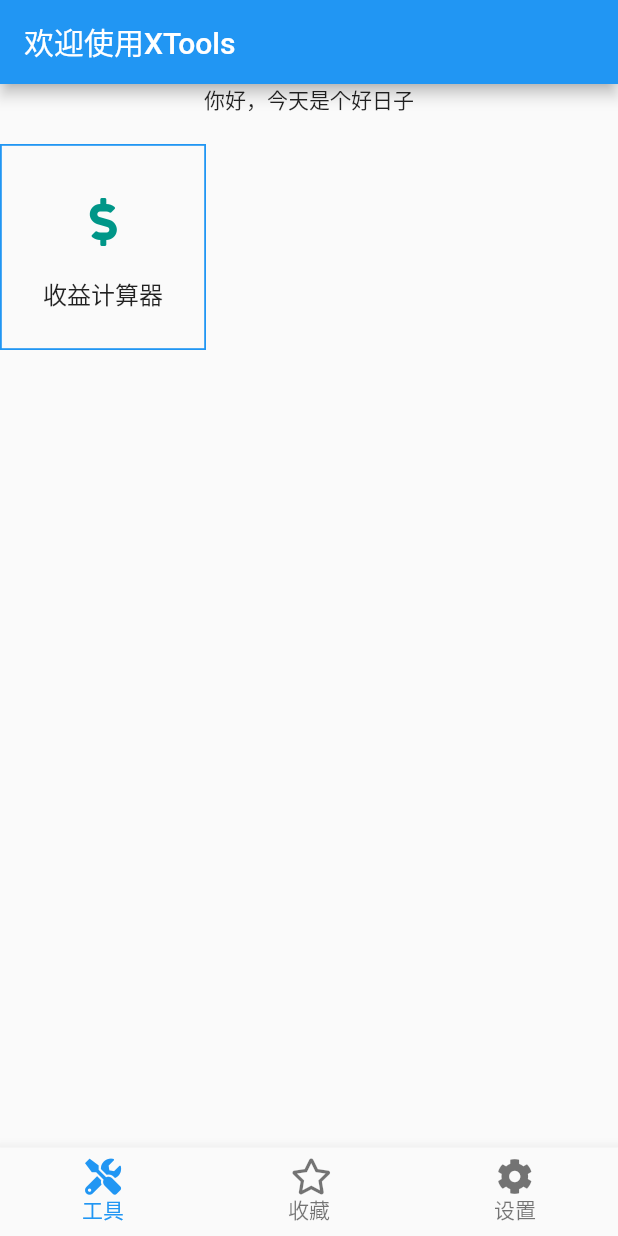
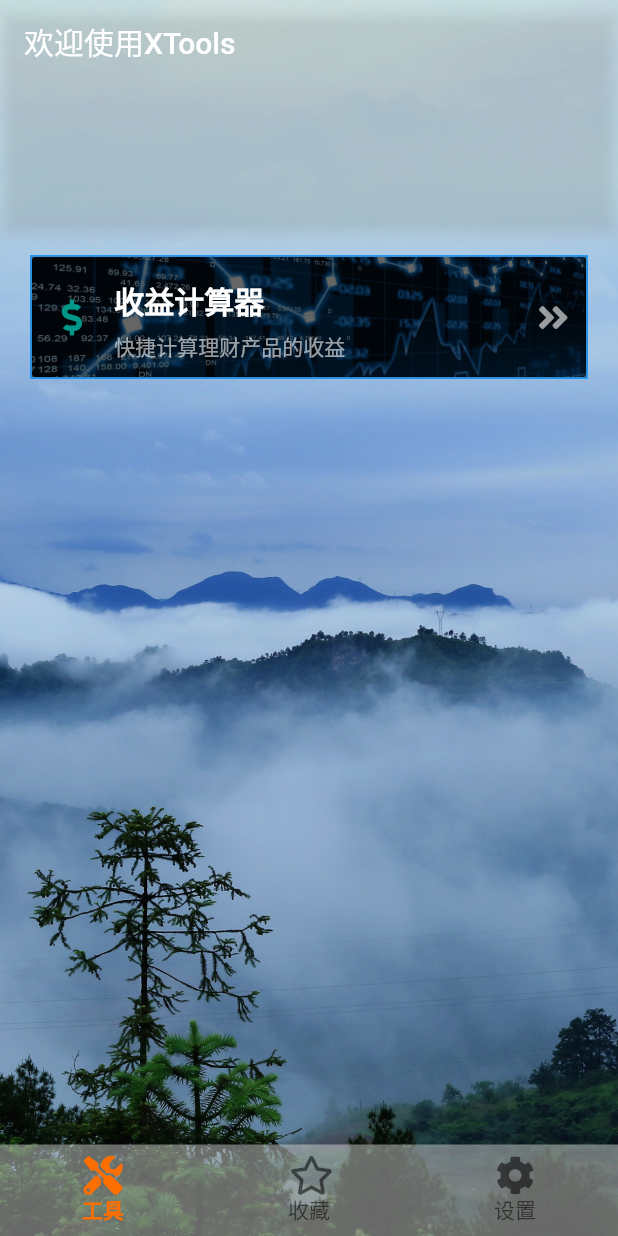
Before and after one commit to frozenghost/xToolsApp, a Flutter app: the screen it shows after launch, on a phone screen of 412 x 824 dp. Run offline on Flutter 3.47's test engine with Material 2 defaults, Android fonts, the phone set to English and light mode, and no system bars; our stand-ins replace date_format, flutter_datetime_picker, font_awesome_flutter, numberpicker, rflutter_alert.

Commit message:
release apk beta

```diff
--- a/lib/constants/consts.dart
+++ b/lib/constants/consts.dart
@@ -6,7 +6,7 @@ import 'package:xtools/entities/toolModuleItem.dart';
 import 'package:xtools/enums/homePageTab.dart';
 
 const int kdaysOfYear = 365;
-const int kdefaultGridColumn = 3;
+const int kdefaultGridColumn = 1;
 const double kbottomContainerHeight = 65.0;
 const int kdefaultConfirmDelay = 1;
 const int kdefaultBuyBackDelay = 1;
@@ -42,5 +42,8 @@ final List<ToolModuleItem> toolModules = [
       moduleId: 10001,
       moduleName: 'profitCalculator',
       displayText: '收益计算器',
-      iconData: FontAwesomeIcons.dollarSign),
+      description: '快捷计算理财产品的收益',
+      iconData: FontAwesomeIcons.dollarSign,
+      routePath: '/profit',
+      backgroundImage: 'ic_tool_profit_cal.jpeg'),
 ];
--- a/lib/entities/toolModuleItem.dart
+++ b/lib/entities/toolModuleItem.dart
@@ -2,10 +2,19 @@ import 'package:flutter/cupertino.dart';
 
 class ToolModuleItem {
   ToolModuleItem(
-      {this.moduleId, this.moduleName, this.displayText, this.iconData});
+      {this.moduleId,
+      this.moduleName,
+      this.displayText,
+      this.description,
+      this.iconData,
+      this.routePath,
+      this.backgroundImage});
 
   final int moduleId;
   final String moduleName;
   final String displayText;
+  final String description;
   final IconData iconData;
+  final String routePath;
+  final String backgroundImage;
 }
--- a/lib/modules/homePage.dart
+++ b/lib/modules/homePage.dart
@@ -28,10 +28,26 @@ class _HomePageState extends State<HomePage> {
 
   @override
   Widget build(BuildContext context) {
-    return Scaffold(
-      appBar: AppBar(
+    return Container(
+      decoration: BoxDecoration(
+        image: DecorationImage(
+          image: AssetImage('images/day/1.jpg'),
+          fit: BoxFit.cover,
+        ),
+      ),
+      child: Scaffold(
+        backgroundColor: _index != 0 ? Colors.white : Colors.transparent,
+        appBar: _index == 0
+            ? PreferredSize(
+                preferredSize: Size.fromHeight(150.0),
+                child: AppBar(
                   title: Text('欢迎使用XTools'),
                   automaticallyImplyLeading: false,
+                  backgroundColor: Colors.transparent,
+                  shadowColor: Colors.grey.withOpacity(0.3),
+                ))
+            : AppBar(
+                title: Text('欢迎使用XTools'),
               ),
         body: SafeArea(
           child: PageView.builder(
@@ -51,6 +67,13 @@ class _HomePageState extends State<HomePage> {
           ),
         ),
         bottomNavigationBar: BottomNavigationBar(
+          selectedItemColor: Colors.amber.shade900,
+          selectedLabelStyle: TextStyle(
+            fontSize: 14.0,
+            fontWeight: FontWeight.bold,
+          ),
+          iconSize: 26.0,
+          backgroundColor: Colors.white.withOpacity(0.4),
           currentIndex: _index,
           selectedFontSize: 14.0,
           unselectedFontSize: 14.0,
@@ -58,8 +81,10 @@ class _HomePageState extends State<HomePage> {
               .getHomePageBottomNavigationBarItem(homePageTabIcons),
           onTap: (index) {
             _controller.animateToPage(index,
-              duration: const Duration(milliseconds: 300), curve: Curves.ease);
+                duration: const Duration(milliseconds: 300),
+                curve: Curves.ease);
           },
+        ),
       ),
     );
   }
--- a/lib/modules/toolTabPage.dart
+++ b/lib/modules/toolTabPage.dart
@@ -10,24 +10,21 @@ class ToolTabPage extends StatefulWidget {
 class _ToolTabPageState extends State<ToolTabPage> {
   @override
   Widget build(BuildContext context) {
-    return Column(
+    return Padding(
+      padding: const EdgeInsets.all(20.0),
+      child: Column(
         children: [
-        Container(
-          child: Text(
-            '你好，今天是个好日子',
-            textAlign: TextAlign.center,
-          ),
-          height: 40.0,
-        ),
           Expanded(
             child: Container(
               child: GridView.count(
                 crossAxisCount: kdefaultGridColumn,
                 children: ItemGenerator().getToolModules(context),
+                childAspectRatio: 9 / 2,
               ),
             ),
           ),
         ],
+      ),
     );
   }
 }
--- a/lib/services/itemGenerator.dart
+++ b/lib/services/itemGenerator.dart
@@ -3,6 +3,7 @@ import 'package:flutter/material.dart';
 import 'package:xtools/constants/consts.dart';
 import 'package:xtools/entities/tabItem.dart';
 import 'package:xtools/widgets/iconButtonWithText.dart';
+import 'package:xtools/widgets/toolCard.dart';
 
 class ItemGenerator {
   List<BottomNavigationBarItem> getHomePageBottomNavigationBarItem(
@@ -25,12 +26,8 @@ class ItemGenerator {
                 width: 1.2,
               ),
             ),
-            child: IconButtonWithText(
-              iconData: item.iconData,
-              text: item.displayText,
-              onTap: () {
-                Navigator.pushNamed(context, '/profit');
-              },
+            child: ToolCard(
+              item: item,
             ),
           ),
         )
--- /dev/null
+++ b/lib/widgets/toolCard.dart
@@ -0,0 +1,89 @@
+import 'package:flutter/material.dart';
+import 'package:font_awesome_flutter/font_awesome_flutter.dart';
+import 'package:xtools/entities/toolModuleItem.dart';
+
+class ToolCard extends StatelessWidget {
+  final ToolModuleItem item;
+
+  const ToolCard({Key key, this.item}) : super(key: key);
+
+  @override
+  Widget build(BuildContext context) {
+    return GestureDetector(
+      child: Container(
+        height: 10.0,
+        width: double.infinity,
+        decoration: BoxDecoration(
+          image: DecorationImage(
+            image: AssetImage('images/${item.backgroundImage}'),
+            fit: BoxFit.fitWidth,
+          ),
+          borderRadius: BorderRadius.circular(3),
+        ),
+        child: Container(
+          color: Colors.black.withOpacity(0.6),
+          child: Row(
+            children: [
+              Container(
+                padding: EdgeInsets.only(left: 20.0),
+                width: 30.0,
+                child: Icon(
+                  item.iconData,
+                  color: Colors.teal,
+                ),
+              ),
+              Expanded(
+                child: Container(
+                  alignment: Alignment.bottomLeft,
+                  child: Column(
+                    mainAxisAlignment: MainAxisAlignment.center,
+                    crossAxisAlignment: CrossAxisAlignment.start,
+                    children: [
+                      Padding(
+                        padding: const EdgeInsets.only(
+                          left: 25.0,
+                          top: 5.0,
+                        ),
+                        child: Text(
+                          item.displayText,
+                          style: TextStyle(
+                            color: Colors.white,
+                            fontWeight: FontWeight.bold,
+                            fontSize: 20.0,
+                          ),
+                        ),
+                      ),
+                      Padding(
+                        padding: const EdgeInsets.only(
+                          top: 5.0,
+                          left: 25.0,
+                        ),
+                        child: Text(
+                          item.description,
+                          style: TextStyle(
+                            color: Colors.white60,
+                            fontSize: 14.0,
+                          ),
+                        ),
+                      ),
+                    ],
+                  ),
+                ),
+              ),
+              Container(
+                padding: const EdgeInsets.only(right: 10.0),
+                child: Icon(
+                  FontAwesomeIcons.angleDoubleRight,
+                  color: Colors.white60,
+                ),
+              ),
+            ],
+          ),
+        ),
+      ),
+      onTap: () {
+        Navigator.pushNamed(context, item.routePath);
+      },
+    );
+  }
+}
```
Also changed, not shown: pubspec.yaml (+4 -3 lines), images/day/1.jpg (added), images/day/2.jpg (added), images/ic_tool_profit_cal.jpeg (added), images/night/1.jpg (added), images/night/2.jpg (added), 1 other file. Lines whose indentation alone changed are shown as unchanged.
